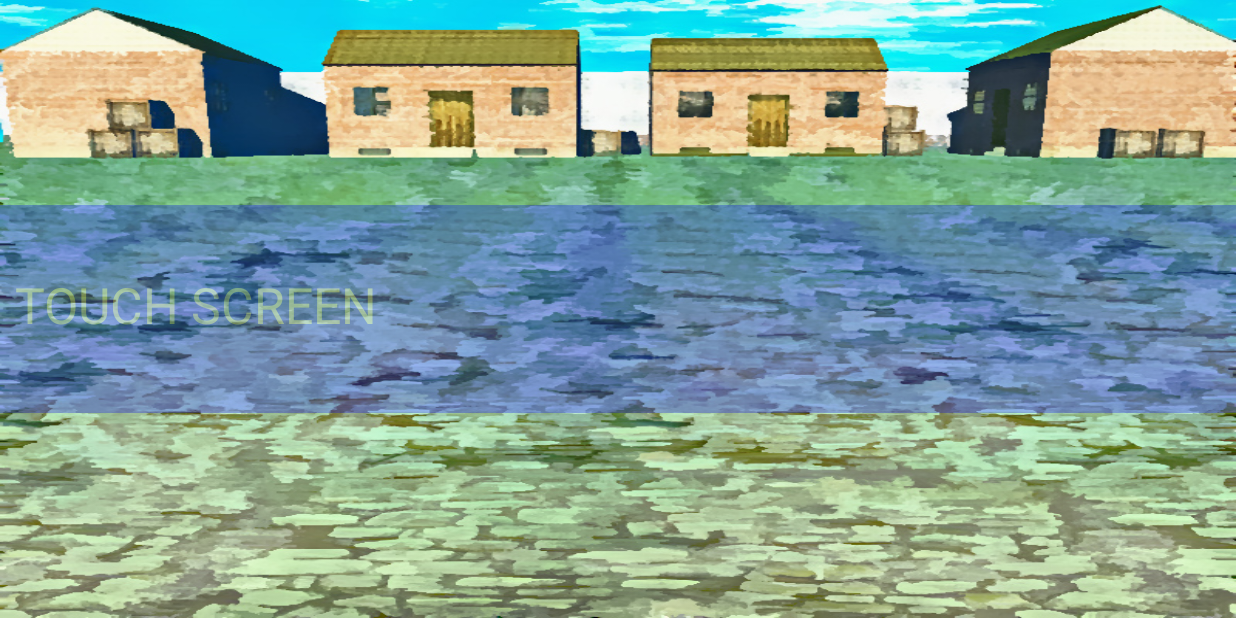
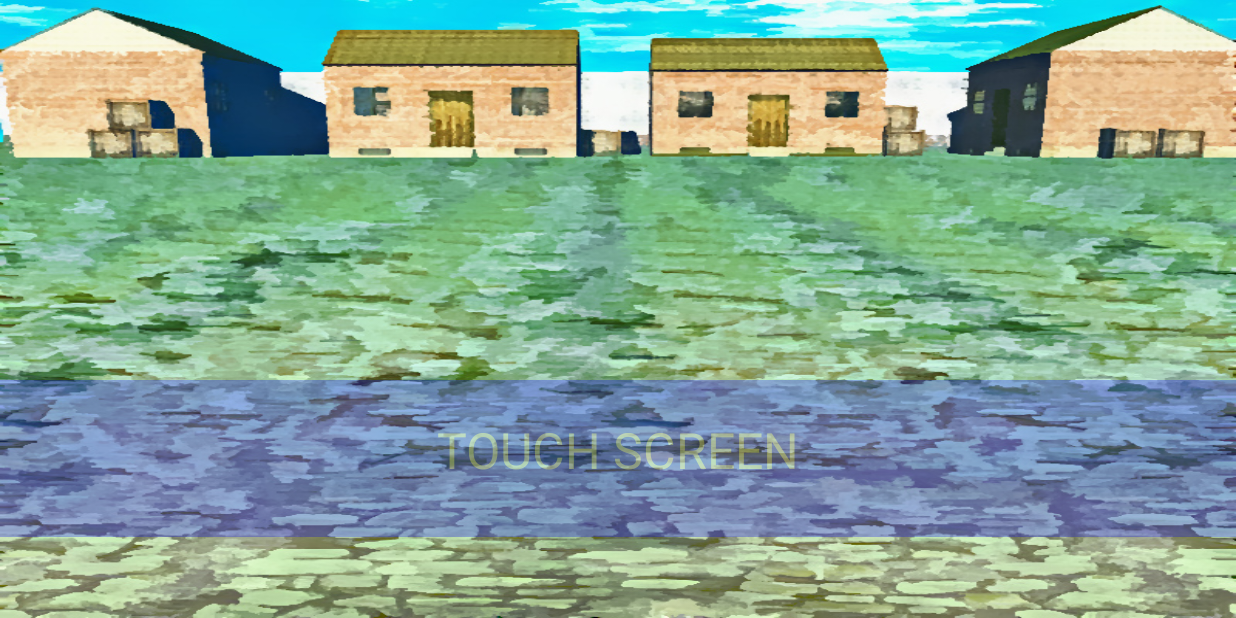
Before and after one commit to naname050505/ringfitADV, an Android app: the AccelerometerPlayActivity screen opened directly, with no data from a screen before it, after a tap on an icon or button, on a phone screen of 824 x 412 dp (held sideways). Run offline under Robolectric (Android 15) with nearby library versions, the phone set to English and light mode, and no system bars.

Commit message:
セリフの修正･整形

```diff
--- a/app/src/main/java/com/example/android/accelerometerplay/AccelerometerPlayActivity.java
+++ b/app/src/main/java/com/example/android/accelerometerplay/AccelerometerPlayActivity.java
@@ -401,8 +401,6 @@ public class AccelerometerPlayActivity extends Activity {
             state_info.setText(String.valueOf(up_flg));
             squat_count_info.setText(String.valueOf(squat_counter));
             swing_count_info.setText(String.valueOf(swing_counter));
-            bar.setProgress(100-(10*squat_counter));
-            onWindowFocusChanged(true);
             int hitpoint = 100 - (10*squat_counter);
             bar.setProgress(hitpoint);
             if (hitpoint <= 0 && !damageAnimation.isRunning()) {
--- a/app/src/main/res/drawable-hdpi/damage_animation.xml
+++ b/app/src/main/res/drawable-hdpi/damage_animation.xml
@@ -7,12 +7,12 @@
     android:layout_height="match_parent"
     android:orientation="vertical">
     >
-    <item android:drawable="@drawable/damage1_1" android:duration="50" />
-    <item android:drawable="@drawable/damage1_2" android:duration="50" />
-    <item android:drawable="@drawable/damage1_3" android:duration="50" />
-    <item android:drawable="@drawable/damage1_4" android:duration="50" />
-    <item android:drawable="@drawable/damage1_5" android:duration="50" />
-    <item android:drawable="@drawable/damage1_6" android:duration="50" />
-    <item android:drawable="@drawable/damage1_7" android:duration="50" />
-    <item android:drawable="@drawable/damage1_8" android:duration="100" />
+    <item android:drawable="@drawable/damage1_1" android:duration="100" />
+    <item android:drawable="@drawable/damage1_2" android:duration="100" />
+    <item android:drawable="@drawable/damage1_3" android:duration="100" />
+    <item android:drawable="@drawable/damage1_4" android:duration="100" />
+    <item android:drawable="@drawable/damage1_5" android:duration="100" />
+    <item android:drawable="@drawable/damage1_6" android:duration="100" />
+    <item android:drawable="@drawable/damage1_7" android:duration="100" />
+    <item android:drawable="@drawable/damage1_8" android:duration="300" />
 </animation-list>
--- a/app/src/main/res/layout/activity_sub.xml
+++ b/app/src/main/res/layout/activity_sub.xml
@@ -39,16 +39,18 @@
                         android:id="@+id/touch_screen"
                         android:layout_width="match_parent"
                         android:layout_height="wrap_content"
+                        android:layout_gravity="center"
+                        android:alpha="0.7"
+                        android:background="#CC0000ff"
+                        android:gravity="center"
+                        android:layout_marginTop="100dp"
                         android:orientation="horizontal"
-                        android:text="@string/touch_screen"
                         android:paddingStart="10dp"
                         android:paddingEnd="10dp"
-                        android:textSize="33sp"
-                        android:paddingTop="44dp"
-                        android:paddingBottom="50dp"
-                        android:background="#CC0000ff"
-                        android:alpha="0.7"
-                        android:layout_gravity="center" />
+                        android:paddingTop="24dp"
+                        android:paddingBottom="36dp"
+                        android:text="@string/touch_screen"
+                        android:textSize="33sp" />
                 </LinearLayout>
 
                 <Button
--- a/app/src/main/res/layout/activity_sub2.xml
+++ b/app/src/main/res/layout/activity_sub2.xml
@@ -90,8 +90,8 @@
                     android:textSize="33sp"
                     android:paddingTop="44dp"
                     android:paddingBottom="50dp"
-                    android:background="#0000ff"
-                    android:alpha="0.7"
+                    android:background="#CC00004f"
+                    android:alpha="0.9"
                     android:layout_gravity="bottom" />
             </FrameLayout>
 
--- a/app/src/main/res/layout/activity_talk.xml
+++ b/app/src/main/res/layout/activity_talk.xml
@@ -58,11 +58,11 @@ tools:context=".AccelerometerPlayActivity">
                 android:text="@string/a_talk1"
                 android:paddingStart="10dp"
                 android:paddingEnd="10dp"
-                android:textSize="33sp"
+                android:textSize="30sp"
                 android:paddingTop="44dp"
                 android:paddingBottom="50dp"
-                android:background="#CC0000ff"
-                android:alpha="0.7"
+                android:background="#CC00004f"
+                android:alpha="0.9"
                 android:layout_gravity="bottom" />
         </FrameLayout>
 
--- a/app/src/main/res/values/strings.xml
+++ b/app/src/main/res/values/strings.xml
@@ -5,18 +5,21 @@
     <string name="activity1">a</string>
     <string name="activity2">Squat</string>
     <string name="activity3">Swing</string>
-    <string name="confirm">旅に出る</string>
+    <string name="confirm">トレーニングする</string>
     <string name="touch_screen">TOUCH SCREEN</string>
     <string name="settings">Setting</string>
     <string name="set_return">OK!!</string>
-    <string name="give_up">このままメタボ街道</string>
+    <string name="give_up">ぽっちゃリーマン</string>
     <string name="dash_count">0</string>
 
-    <string name="a_talk1">飲み会ばかりで体重が気になるよ〜</string>
-    <string name="b_talk1">ハローマッスル!! お腹に何個の浮き袋乗せてんだい??</string>
-    <string name="a_talk2">き,君は!?!?</string>
-    <string name="b_talk2">僕の名前は筋 肉雄!! 突然だが君には筋肉が正義の世界に出てもらうよ!!</string>
-    <string name="a_talk3">唐突ですね...</string>
-    <string name="b_talk3">そのままメタボになるか,筋肉で世界を生き延びるか選びな</string>
+    <string name="a_talk1">  飲み会ばかりで体重が気になるよ〜</string>
+    <string name="b_talk1">  ハローマッスル!! ところで君の段腹は\n
+                            いったい何個に割れてんだい??</string>
+    <string name="a_talk2">  き,君は!?!?</string>
+    <string name="b_talk2">  僕の名前は向向 鳴造(むきむき なるぞう)!!\n 僕と一緒にトレーニングをしよう!!</string>
+    <string name="a_talk3">  トレーニングって言われると気乗りしないなあ</string>
+    <string name="b_talk3">  そのまま何もせずぽっちゃリーマンになるか,\n
+                            僕のようにムキムキスーパーボディになるか\n
+                            覚悟を決めるんだ!!</string>
     <string name="a_talk_select">僕は･････</string>
 </resources>
```
Also changed, not shown: 17 other files.
